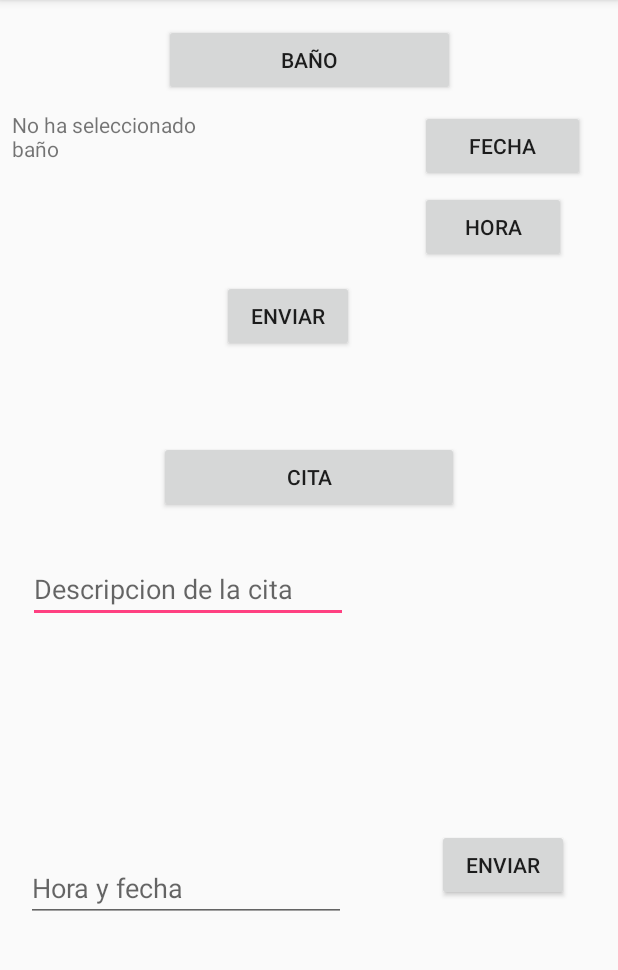
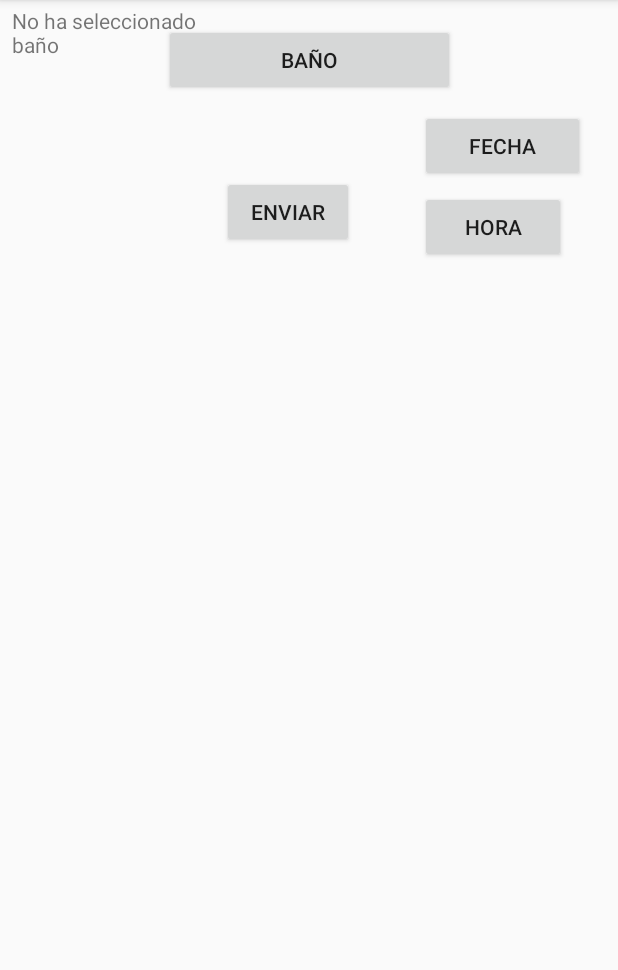
Before and after one commit to juanda0097/Spikec, an Android app: the ejemplo screen opened directly, with no data from a screen before it, on a phone screen of 412 x 824 dp, the part 84-1054 px from its top. Run offline under Robolectric (Android 15) with nearby library versions, the phone set to English and light mode, and no system bars.

Commit message:
9.4 corriendo

```diff
--- a/app/src/main/java/com/spikec/spikec/MainActivity.java
+++ b/app/src/main/java/com/spikec/spikec/MainActivity.java
@@ -28,7 +28,7 @@ Button portal;
         portal.setOnClickListener(new View.OnClickListener() {
             @Override
             public void onClick(View view) {
-                Intent portal = new Intent(MainActivity.this, ejemplo.class);
+                Intent portal = new Intent(MainActivity.this, Menu_miportal.class);
                 startActivity(portal);
             }
         });
@@ -97,6 +97,7 @@ Button portal;
 
         } else if (id == R.id.nav_gallery) {
 
+
         } else if (id == R.id.nav_slideshow) {
 
         } else if (id == R.id.nav_manage) {
--- a/app/src/main/java/com/spikec/spikec/SplashScreen.java
+++ b/app/src/main/java/com/spikec/spikec/SplashScreen.java
@@ -15,7 +15,7 @@ public class SplashScreen extends AppCompatActivity {
         new Handler().postDelayed(new Runnable() {
             @Override
             public void run() {
-                Intent intent3 = new Intent(SplashScreen.this, login.class);
+                Intent intent3 = new Intent(SplashScreen.this, MainActivity.class);
                 startActivity(intent3);
             }
         },3000);
--- a/app/src/main/java/com/spikec/spikec/ejemplo.java
+++ b/app/src/main/java/com/spikec/spikec/ejemplo.java
@@ -12,9 +12,6 @@ import android.widget.DatePicker;
 import android.widget.TextView;
 import android.widget.TimePicker;
 import android.widget.Toast;
-
-import com.google.firebase.database.DatabaseReference;
-import com.google.firebase.database.FirebaseDatabase;
 
 import java.util.Arrays;
 import java.util.Calendar;
@@ -214,11 +211,11 @@ public class ejemplo extends AppCompatActivity {
        // FirebaseDatabase database = FirebaseDatabase.getInstance();
         // se crea una variable de referencia
        // DatabaseReference myRef = database.getReference();
-        FirebaseDatabase database = FirebaseDatabase.getInstance();
+       /* FirebaseDatabase database = FirebaseDatabase.getInstance();
         DatabaseReference myRef = database.getReference("message");
 
        myRef.setValue("Hello, World!");
-
+*/
 
     }
 }
--- a/app/src/main/java/com/spikec/spikec/login.java
+++ b/app/src/main/java/com/spikec/spikec/login.java
@@ -1,6 +1,5 @@
 package com.spikec.spikec;
 
-import android.content.Intent;
 import android.os.Bundle;
 import android.support.annotation.NonNull;
 import android.support.v7.app.AppCompatActivity;
--- a/app/src/main/res/layout/activity_ejemplo.xml
+++ b/app/src/main/res/layout/activity_ejemplo.xml
@@ -23,9 +23,9 @@
         android:id="@+id/txtselec"
         android:layout_width="128dp"
         android:layout_height="105dp"
-        android:layout_marginLeft="8dp"
+        android:layout_marginLeft="101dp"
         android:layout_marginStart="8dp"
-        android:layout_marginTop="9dp"
+        android:layout_marginTop="-60dp"
         android:text="@string/selectbano"
         app:layout_constraintLeft_toLeftOf="parent"
         app:layout_constraintTop_toBottomOf="@+id/btnbano"
@@ -100,68 +100,6 @@
         app:layout_constraintLeft_toRightOf="@+id/txtselec"
         android:layout_marginLeft="12dp" />
 
-    <Button
-        android:id="@+id/btncita"
-        android:layout_width="200dp"
-        android:layout_height="48dp"
-        android:layout_marginTop="59dp"
-        android:text="@string/cite"
-        app:layout_constraintTop_toBottomOf="@+id/btnenviar"
-        tools:layout_constraintRight_creator="1"
-        tools:layout_constraintTop_creator="1"
-        app:layout_constraintRight_toRightOf="parent"
-        app:layout_constraintLeft_toLeftOf="parent"
-        tools:layout_constraintLeft_creator="1" />
 
-    <EditText
-        android:id="@+id/descripcioncita"
-        android:layout_width="wrap_content"
-        android:layout_height="wrap_content"
-        android:ems="10"
-        android:inputType="textPersonName"
-        android:hint="@string/descripcion_de_la_cita"
-        tools:layout_constraintTop_creator="1"
-        tools:layout_constraintRight_creator="1"
-        app:layout_constraintRight_toRightOf="parent"
-        android:layout_marginTop="28dp"
-        app:layout_constraintTop_toBottomOf="@+id/btncita"
-        tools:layout_constraintLeft_creator="1"
-        app:layout_constraintLeft_toLeftOf="parent"
-        app:layout_constraintHorizontal_bias="0.094" />
-
-    <Button
-        android:id="@+id/btnenviarcita"
-        android:layout_width="wrap_content"
-        android:layout_height="wrap_content"
-        android:text="@string/send"
-        tools:layout_constraintRight_creator="1"
-        tools:layout_constraintBottom_creator="1"
-        android:layout_marginEnd="4dp"
-        android:layout_marginTop="51dp"
-        app:layout_constraintTop_toBottomOf="@+id/btncita"
-        android:layout_marginRight="4dp"
-        app:layout_constraintRight_toRightOf="parent"
-        app:layout_constraintBottom_toBottomOf="parent"
-        android:layout_marginBottom="8dp"
-
-        app:layout_constraintLeft_toLeftOf="parent"
-        app:layout_constraintHorizontal_bias="0.91" />
-
-    <EditText
-        android:id="@+id/editText4"
-        android:layout_width="wrap_content"
-        android:layout_height="wrap_content"
-        android:ems="10"
-        android:inputType="textPersonName"
-        android:hint="@string/hora_y_fecha"
-        android:layout_marginTop="8dp"
-        app:layout_constraintTop_toBottomOf="@+id/descripcioncita"
-        app:layout_constraintBottom_toBottomOf="parent"
-        android:layout_marginBottom="8dp"
-        android:layout_marginRight="8dp"
-        app:layout_constraintRight_toRightOf="parent"
-        android:layout_marginLeft="8dp"
-        app:layout_constraintLeft_toLeftOf="parent"
-        app:layout_constraintHorizontal_bias="0.05" />
 
 </android.support.constraint.ConstraintLayout>
```
Also changed, not shown: app/src/main/AndroidManifest.xml (+7 -6 lines), app/src/main/java/com/spikec/spikec/Menu_miportal.java (added, +32 -0 lines), app/src/main/java/com/spikec/spikec/cita.java (added, +45 -0 lines), app/src/main/java/com/spikec/spikec/register.java (deleted, +0 -13 lines), app/src/main/res/layout/activity_cita.xml (added, +96 -0 lines), app/src/main/res/layout/activity_menu_miportal.xml (added, +36 -0 lines), app/src/main/res/layout/activity_register.xml (deleted, +0 -40 lines).
